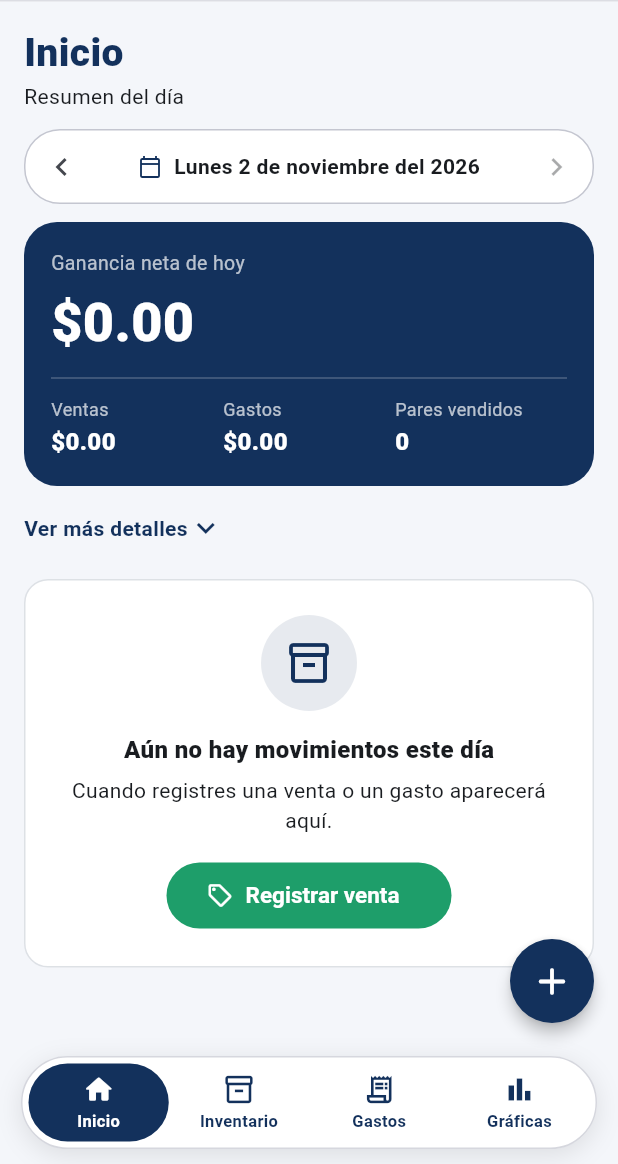
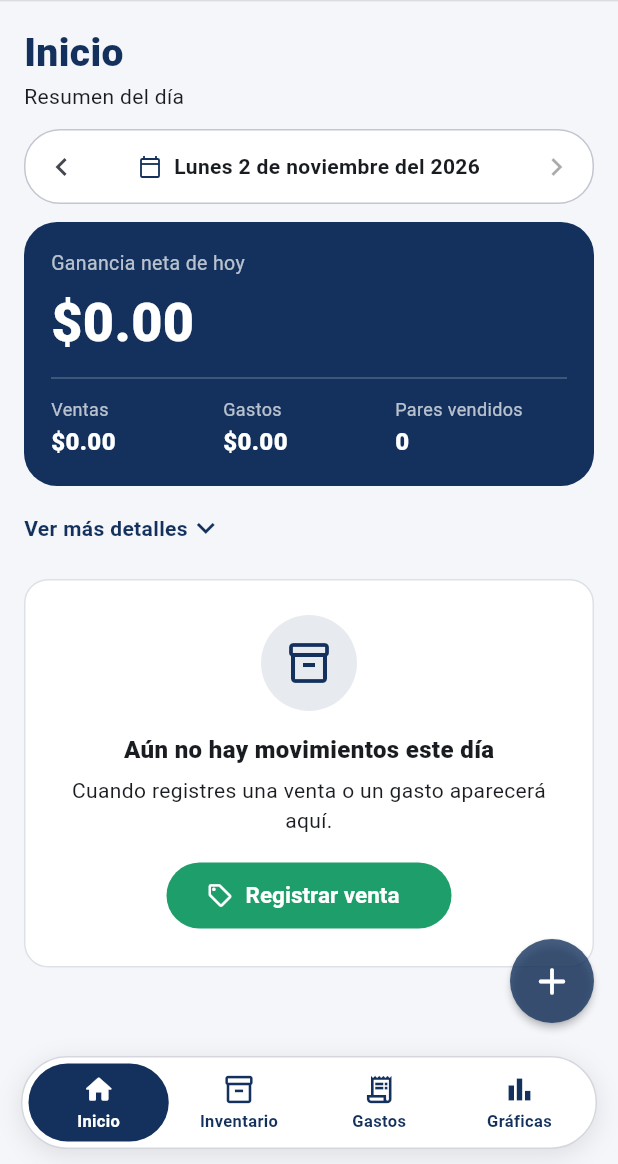
Before and after one commit to JonathanLes/variedadesjm, a Flutter app: the screen it shows after launch, on a phone screen of 412 x 824 dp, the part 72-1236 px from its top. Run offline on Flutter 3.47's test engine with Material 3 defaults, Android fonts, the phone set to English and light mode, and no system bars; our stand-ins replace flutter_riverpod, flutter_svg, freezed_annotation, image_picker, mask_text_input_formatter, pdf and 3 more; missing offline and left inert: saf_stream, saf_util.

Commit message:
Botón flotante de ventas y reservas semitransparente
Co-Authored-By: Claude Sonnet 5.5 <noreply@anthropic.com>
Claude-Session: https://claude.ai/code/session_01XYies4qxk6YsnXA1JpcEWW

```diff
--- a/lib/shared/widgets/ui/speed_dial_fab.dart
+++ b/lib/shared/widgets/ui/speed_dial_fab.dart
@@ -46,6 +46,10 @@ class SpeedDialFab extends StatelessWidget {
     return FloatingActionButton(
       heroTag: 'speed_dial_fab',
       tooltip: 'Nueva operación',
+      // Un poco transparente para ver lo que hay detrás del botón.
+      backgroundColor: Theme.of(context).colorScheme.primary.withValues(alpha: .78),
+      elevation: 2,
+      highlightElevation: 3,
       onPressed: () => _open(context),
       child: const Icon(Icons.add_rounded, size: 30),
     );
```
